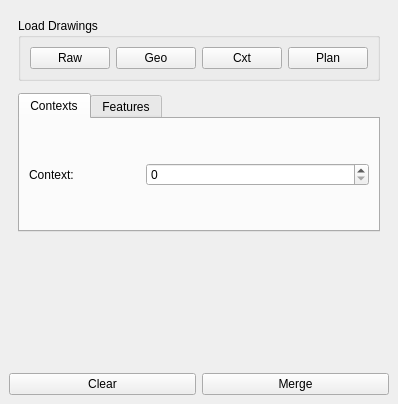
The window that plan/plan_dock_base.ui (lparchaeology/ArkPlan) describes before a commit, drawn with Qt 5.
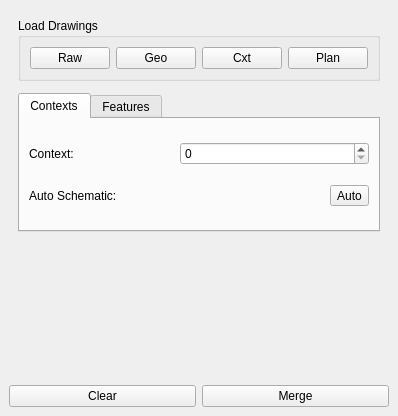
The same window after the commit. Custom widgets are drawn as their Qt base class.

Commit message: Add auto schematic function

Diff of the .ui file:
```diff
--- a/plan/plan_dock_base.ui
+++ b/plan/plan_dock_base.ui
@@ -7,7 +7,7 @@
     <x>0</x>
     <y>0</y>
     <width>337</width>
-    <height>404</height>
+    <height>416</height>
    </rect>
   </property>
   <property name="sizePolicy">
@@ -44,7 +44,7 @@
          <x>0</x>
          <y>0</y>
          <width>313</width>
-         <height>312</height>
+         <height>324</height>
         </rect>
        </property>
        <layout class="QVBoxLayout" name="verticalLayout">
@@ -130,6 +130,20 @@
             <item row="1" column="0" colspan="3">
              <layout class="QGridLayout" name="contextToolsLayout"/>
             </item>
+            <item row="2" column="0">
+             <widget class="QLabel" name="autoSchematiclLabel">
+              <property name="text">
+               <string>Auto Schematic:</string>
+              </property>
+             </widget>
+            </item>
+            <item row="2" column="2">
+             <widget class="QToolButton" name="autoSchematicTool">
+              <property name="text">
+               <string>Auto</string>
+              </property>
+             </widget>
+            </item>
            </layout>
           </widget>
           <widget class="QWidget" name="featuresTab">
```
The commit also changes 4 other files.
